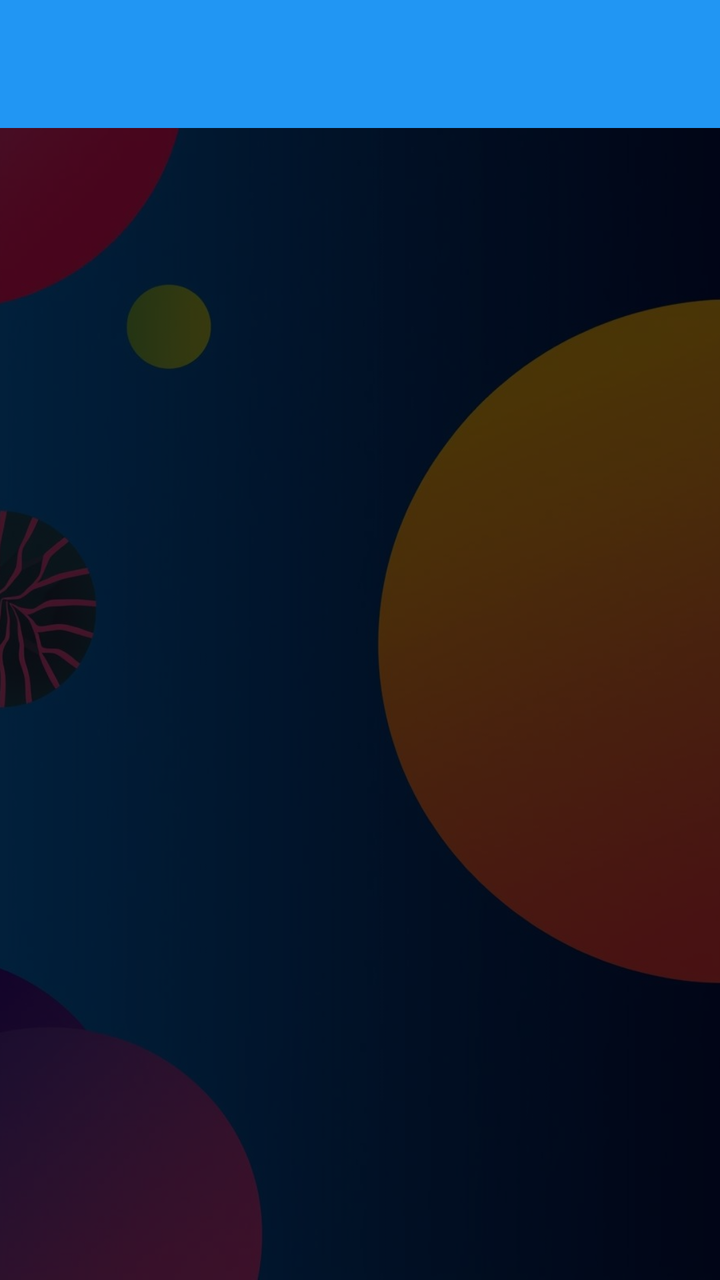
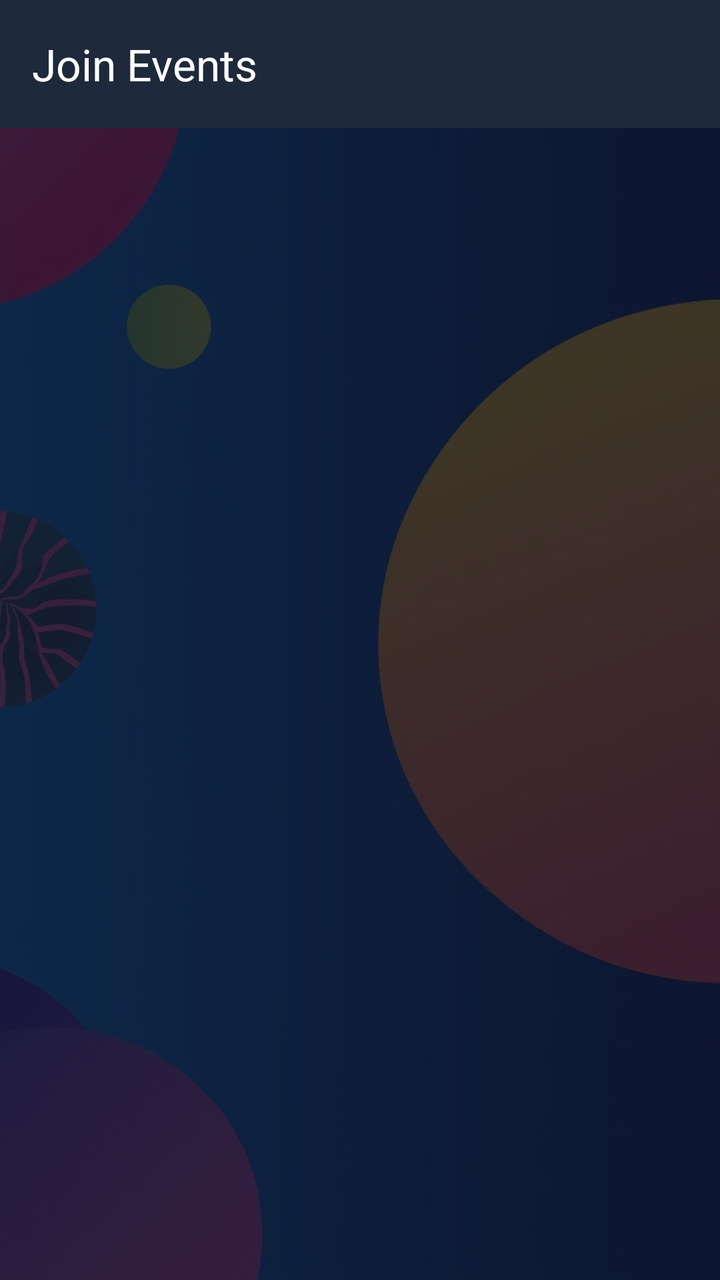

Before-and-after screenshots of an Android layout around one commit, followed by the original layout XML and the change that was made.
<!-- AndroidManifest.xml: application theme Theme.EventManagementSystem -->
<!-- res/layout/activity_all_events.xml -->
<?xml version="1.0" encoding="utf-8"?>
<FrameLayout
    xmlns:android="http://schemas.android.com/apk/res/android"
    xmlns:app="http://schemas.android.com/apk/res-auto"
    android:layout_width="match_parent"
    android:layout_height="match_parent">

    
    <ImageView
        android:layout_width="match_parent"
        android:layout_height="match_parent"
        android:src="@drawable/event_activity"
        android:scaleType="centerCrop"/>

    
    <View
        android:layout_width="match_parent"
        android:layout_height="match_parent"
        android:background="#B3000000"/>

    
    <LinearLayout
        android:layout_width="match_parent"
        android:layout_height="match_parent"
        android:orientation="vertical">

        
        <com.google.android.material.appbar.MaterialToolbar
            android:id="@+id/toolbar"
            android:layout_width="match_parent"
            android:layout_height="wrap_content"
            android:title="Join Events"
            android:background="#2196F3"
            app:titleTextColor="@color/white"
            android:titleTextColor="@android:color/white"/>

        
        <androidx.recyclerview.widget.RecyclerView
            android:id="@+id/recyclerAllEvents"
            android:layout_width="match_parent"
            android:layout_height="match_parent"
            android:padding="16dp"
            android:clipToPadding="false"/>

    </LinearLayout>

</FrameLayout>
<!-- resources referenced by this layout -->
<resources>
  <color name="white">#FFFFFFFF</color>
  <!-- drawable event_activity: jpg bitmap (drawable, 97123 bytes) -->
  <style name="Theme.EventManagementSystem" parent="Base.Theme.EventManagementSystem" />
  <style name="Base.Theme.EventManagementSystem" parent="Theme.Material3.DayNight.NoActionBar">
          
          
      </style>
</resources>

<!-- the commit's change to res/layout/activity_all_events.xml (unified diff, before → after) -->
@@ -10,36 +10,46 @@
         android:layout_width="match_parent"
         android:layout_height="match_parent"
         android:src="@drawable/event_activity"
-        android:scaleType="centerCrop"/>
+        android:scaleType="centerCrop"
+        android:contentDescription="Background"/>
 
     
     <View
         android:layout_width="match_parent"
         android:layout_height="match_parent"
-        android:background="#B3000000"/>
+        android:background="#CC0F172A"/>
 
-    
     <LinearLayout
         android:layout_width="match_parent"
         android:layout_height="match_parent"
         android:orientation="vertical">
 
-        
         <com.google.android.material.appbar.MaterialToolbar
             android:id="@+id/toolbar"
             android:layout_width="match_parent"
+            android:layout_height="?attr/actionBarSize"
+            android:background="#1E293B"
+            app:title="Join Events"
+            app:titleTextColor="@android:color/white"/>
+
+        <TextView
+            android:id="@+id/tvEmpty"
+            android:layout_width="match_parent"
             android:layout_height="wrap_content"
-            android:title="Join Events"
-            android:background="#2196F3"
-            app:titleTextColor="@color/white"
-            android:titleTextColor="@android:color/white"/>
+            android:text="No Events Available To Join"
+            android:textSize="18sp"
+            android:textStyle="bold"
+            android:textColor="#94A3B8"
+            android:gravity="center"
+            android:visibility="gone"
+            android:layout_marginTop="60dp"/>
 
-        
         <androidx.recyclerview.widget.RecyclerView
             android:id="@+id/recyclerAllEvents"
             android:layout_width="match_parent"
             android:layout_height="match_parent"
-            android:padding="16dp"
+            android:paddingTop="8dp"
+            android:paddingBottom="16dp"
             android:clipToPadding="false"/>
 
     </LinearLayout>
<!-- resource entries referenced after the edit -->
@@ -1,11 +1,15 @@
 <!-- resources referenced by this layout -->
 <resources>
-  <color name="white">#FFFFFFFF</color>
   <!-- drawable event_activity: jpg bitmap (drawable, 97123 bytes) -->
   <style name="Theme.EventManagementSystem" parent="Base.Theme.EventManagementSystem" />
   <style name="Base.Theme.EventManagementSystem" parent="Theme.Material3.DayNight.NoActionBar">
-          
-          
+          <item name="colorPrimary">@color/primary</item>
+          <item name="colorPrimaryVariant">@color/primary_dark</item>
+          <item name="colorSecondary">@color/accent_orange</item>
+          <item name="android:statusBarColor">@color/primary_dark</item>
       </style>
+  <color name="primary">#4F46E5</color>
+  <color name="primary_dark">#3730A3</color>
+  <color name="accent_orange">#F97316</color>
 </resources>
 
